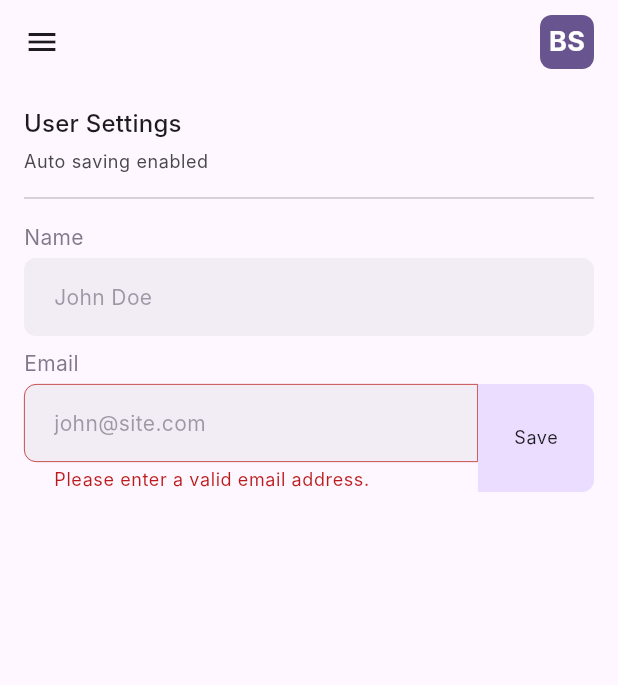
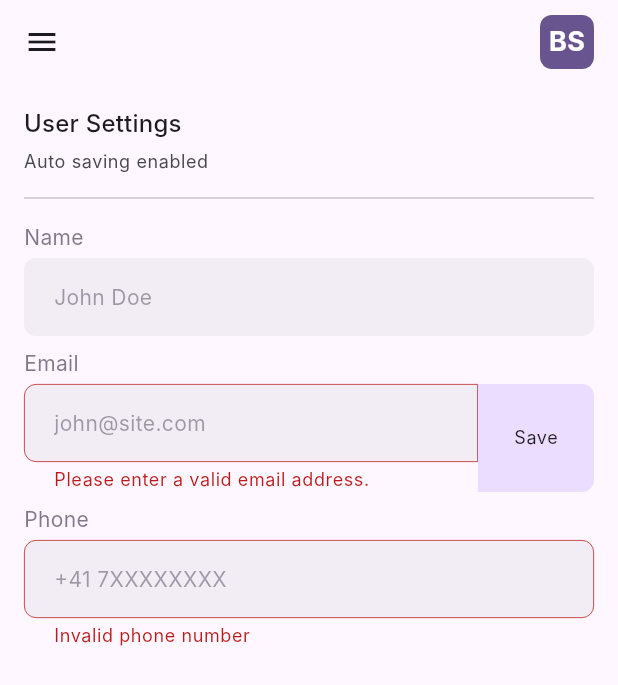
Before and after one commit to bsolca/ez-ui-flutter, a Flutter app: the UserSettingsScreen screen opened by its route, on a phone screen of 412 x 824 dp. Shown: the top 685 px of the screen. Run offline on Flutter 3.47's test engine with Material 3 defaults, Android fonts, the phone set to English and light mode, and no system bars; our stand-ins replace email_validator, flutter_riverpod, flutter_svg, freezed_annotation, go_router, hive and 2 more; missing offline and left inert: phone_numbers_parser, quick_log, web_smooth_scroll; accounts and stored records are empty; generated files the repository leaves out were written again; Roboto replaces fonts that are missing (Inter).

Commit message:
Add phone number

```diff
--- a/assets/translations/en.arb
+++ b/assets/translations/en.arb
@@ -17,5 +17,11 @@
   "switchDark": "Switch (Dark)",
   "switchLight": "Switch (Light)",
   "switchSystem": "Switch (System)",
-  "users": "Users"
+  "users": "Users",
+  "@_PHONE_ERROR_MESSAGES": {},
+  "phoneErrorMessageNotFound": "A phone number was not found",
+  "phoneErrorMessageInvalid": "Invalid phone number",
+  "phoneErrorMessageInvalidCountryCallingCode": "Invalid country code",
+  "phoneErrorMessageInvalidIsoCode": "Invalid alpha-2 code",
+  "phoneErrorMessageInputIsTooLong": "Input has reached the maximum limit"
 }
--- a/assets/translations/fr.arb
+++ b/assets/translations/fr.arb
@@ -17,5 +17,11 @@
   "switchDark": "Basculer (Sombre)",
   "switchLight": "Basculer (Clair)",
   "switchSystem": "Basculer (Système)",
-  "users": "Utilisateurs"
+  "users": "Utilisateurs",
+  "@_PHONE_ERROR_MESSAGES": {},
+  "phoneErrorMessageNotFound": "Aucun numéro de téléphone n'a été trouvé",
+  "phoneErrorMessageInvalid": "Numéro de téléphone invalide",
+  "phoneErrorMessageInvalidCountryCallingCode": "Code de pays invalide",
+  "phoneErrorMessageInvalidIsoCode": "Code alpha-2 invalide",
+  "phoneErrorMessageInputIsTooLong": "La longueur de l'entrée a atteint la limite maximale"
 }
--- a/lib/src/features/user_settings/ui/UserSettingsScreen.dart
+++ b/lib/src/features/user_settings/ui/UserSettingsScreen.dart
@@ -1,12 +1,13 @@
+import 'package:email_validator/email_validator.dart';
 import 'package:flutter/material.dart';
 import 'package:flutter_riverpod/flutter_riverpod.dart';
-import 'package:email_validator/email_validator.dart';
 import 'package:impostor/src/shared/ez_header/ez_header.dart';
 import 'package:impostor/src/shared/ez_text_form_field/ez_text_form_field.dart';
 import 'package:impostor/src/utils/constants/const_layout.dart';
 import 'package:impostor/src/utils/constants/const_value.dart';
 import 'package:impostor/src/utils/extension/list_extension.dart';
 import 'package:impostor/src/utils/extension/widget_ref_extension.dart';
+import 'package:phone_numbers_parser/phone_numbers_parser.dart';
 
 /// A screen that displays the user settings.
 class UserSettingsScreen extends ConsumerWidget {
@@ -59,6 +60,36 @@ class UserSettingsScreen extends ConsumerWidget {
                 buttonText: 'Save',
                 onButtonPressed: () => print('Save Tapped'),
               ),
+              EzTextFormField(
+                textLabel: 'Phone',
+                autovalidateMode: AutovalidateMode.always,
+                validator: (value) {
+                  try {
+                    if (value == null ||
+                        value.isEmpty ||
+                        !PhoneNumber.parse(value).isValid()) {
+                      return ref.loc.phoneErrorMessageInvalid;
+                    }
+
+                  } on PhoneNumberException catch (e){
+                    switch (e.code) {
+                      case Code.notFound:
+                        return ref.loc.phoneErrorMessageNotFound;
+                      case Code.invalid:
+                        return ref.loc.phoneErrorMessageInvalid;
+                      case Code.invalidCountryCallingCode:
+                        return ref.loc.phoneErrorMessageInvalidCountryCallingCode;
+                      case Code.invalidIsoCode:
+                        return ref.loc.phoneErrorMessageInvalidIsoCode;
+                      case Code.inputIsTooLong:
+                        return ref.loc.phoneErrorMessageInputIsTooLong;
+                    }
+                  }
+                  return null;
+                },
+                hintText: '+41 7XXXXXXXX',
+                controller: nameController,
+              ),
             ].withSpaceBetween(
               height: ConstLayout.spacerSmall,
             ),
--- a/pubspec.yaml
+++ b/pubspec.yaml
@@ -27,6 +27,7 @@ dependencies:
   hive_flutter: ^1.1.0
   intl: any
   json_annotation: ^4.8.1
+  phone_numbers_parser: ^9.0.1
   quick_log: ^5.3.1
   responsive_grid_list: ^1.4.0
   riverpod_annotation: ^2.3.3
```
Also changed, not shown: lib/src/features/user_settings/ui/controller/user_settings_brightness_controller.codegen.g.dart, lib/src/utils/routing/go_router_provider.codegen.g.dart.
